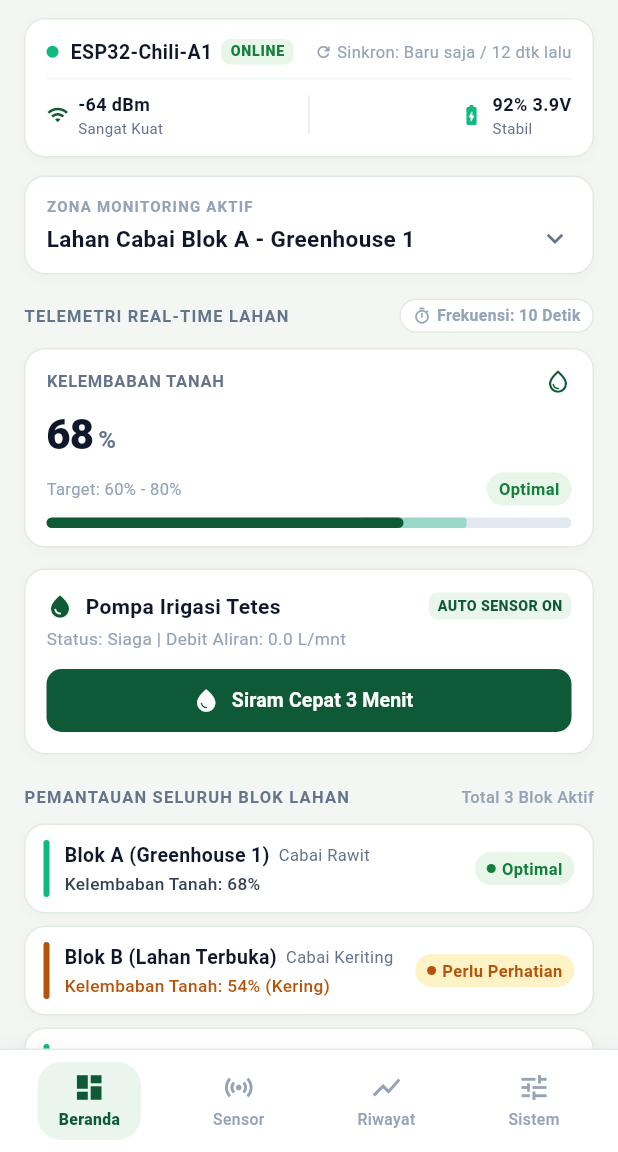
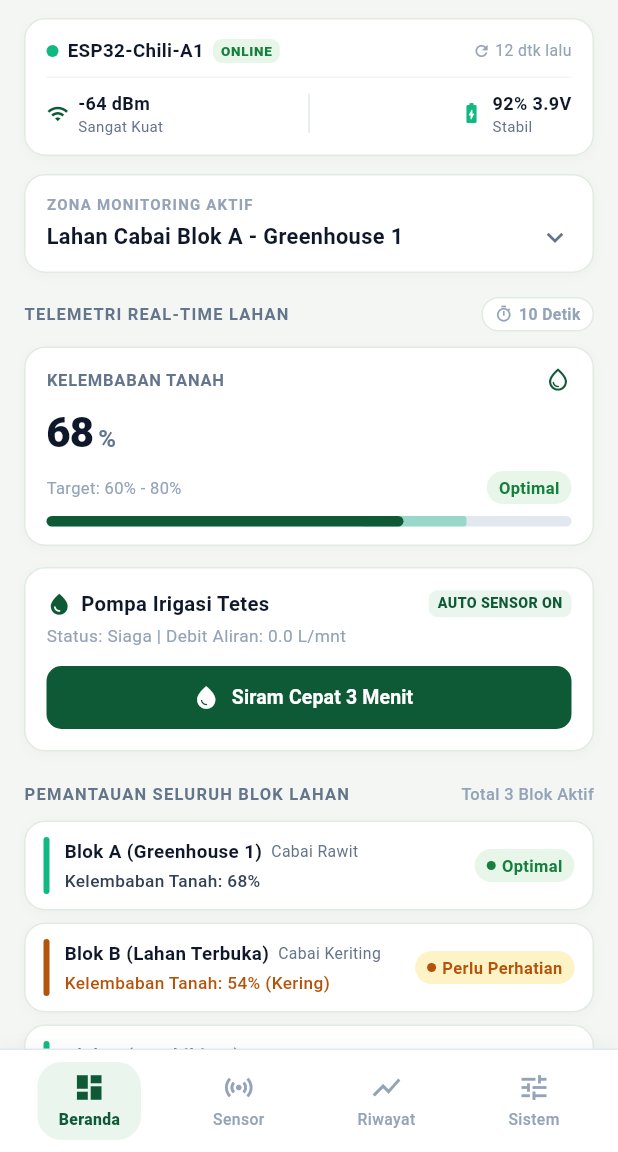
Before and after one commit to Radisty32/agrichili, a Flutter app: the screen it shows after launch, on a phone screen of 412 x 824 dp, the part 84-1236 px from its top. Run offline on Flutter 3.47's test engine with Material 3 defaults, Android fonts, the phone set to English and light mode, and no system bars.

Commit message:
feat: add BerandaScreen widget for agricultural telemetry and monitoring

```diff
--- a/lib/screens/beranda_screen.dart
+++ b/lib/screens/beranda_screen.dart
@@ -68,13 +68,16 @@ class _BerandaScreenState extends State<BerandaScreen> {
               ),
             ),
             const SizedBox(width: 8),
-            const Text(
+            const Flexible(
+              child: Text(
                 'AgriChili Monitor',
+                overflow: TextOverflow.ellipsis,
                 style: TextStyle(
                   fontSize: 18,
                   fontWeight: FontWeight.w800,
                   color: AppTheme.primaryDark,
                   letterSpacing: -0.3,
+                ),
               ),
             ),
           ],
@@ -122,10 +125,11 @@ class _BerandaScreenState extends State<BerandaScreen> {
 
             // 3. Section: Telemetri Real-Time Lahan
             Row(
-              mainAxisAlignment: MainAxisAlignment.spaceBetween,
               children: [
-                const Text(
+                const Expanded(
+                  child: Text(
                     'TELEMETRI REAL-TIME LAHAN',
+                    overflow: TextOverflow.ellipsis,
                     style: TextStyle(
                       fontSize: 11,
                       fontWeight: FontWeight.w700,
@@ -133,6 +137,8 @@ class _BerandaScreenState extends State<BerandaScreen> {
                       letterSpacing: 0.8,
                     ),
                   ),
+                ),
+                const SizedBox(width: 8),
                 Container(
                   padding: const EdgeInsets.symmetric(horizontal: 8, vertical: 3),
                   decoration: BoxDecoration(
@@ -141,11 +147,12 @@ class _BerandaScreenState extends State<BerandaScreen> {
                     border: Border.all(color: AppTheme.cardBorder),
                   ),
                   child: const Row(
+                    mainAxisSize: MainAxisSize.min,
                     children: [
                       Icon(Icons.timer_outlined, size: 12, color: AppTheme.textMuted),
                       SizedBox(width: 4),
                       Text(
-                        'Frekuensi: 10 Detik',
+                        '10 Detik',
                         style: TextStyle(
                           fontSize: 10.5,
                           fontWeight: FontWeight.w600,
@@ -247,7 +254,9 @@ class _BerandaScreenState extends State<BerandaScreen> {
           Row(
             mainAxisAlignment: MainAxisAlignment.spaceBetween,
             children: [
-              Row(
+              Flexible(
+                child: Row(
+                  mainAxisSize: MainAxisSize.min,
                   children: [
                     Container(
                       width: 8,
@@ -257,18 +266,21 @@ class _BerandaScreenState extends State<BerandaScreen> {
                         shape: BoxShape.circle,
                       ),
                     ),
-                  const SizedBox(width: 8),
-                  const Text(
+                    const SizedBox(width: 6),
+                    const Flexible(
+                      child: Text(
                         'ESP32-Chili-A1',
+                        overflow: TextOverflow.ellipsis,
                         style: TextStyle(
-                      fontSize: 13,
+                          fontSize: 12.5,
                           fontWeight: FontWeight.w700,
                           color: AppTheme.textDark,
                         ),
                       ),
+                    ),
                     const SizedBox(width: 6),
                     Container(
-                    padding: const EdgeInsets.symmetric(horizontal: 6, vertical: 1.5),
+                      padding: const EdgeInsets.symmetric(horizontal: 5, vertical: 1.5),
                       decoration: BoxDecoration(
                         color: AppTheme.statusOptimalBg,
                         borderRadius: BorderRadius.circular(6),
@@ -276,7 +288,7 @@ class _BerandaScreenState extends State<BerandaScreen> {
                       child: const Text(
                         'ONLINE',
                         style: TextStyle(
-                        fontSize: 9.5,
+                          fontSize: 9,
                           fontWeight: FontWeight.w800,
                           color: AppTheme.statusOptimalText,
                           letterSpacing: 0.5,
@@ -285,14 +297,17 @@ class _BerandaScreenState extends State<BerandaScreen> {
                     ),
                   ],
                 ),
+              ),
+              const SizedBox(width: 6),
               const Row(
+                mainAxisSize: MainAxisSize.min,
                 children: [
                   Icon(Icons.refresh, size: 12, color: AppTheme.textMuted),
                   SizedBox(width: 3),
                   Text(
-                    'Sinkron: Baru saja / 12 dtk lalu',
+                    '12 dtk lalu',
                     style: TextStyle(
-                      fontSize: 11,
+                      fontSize: 10.5,
                       color: AppTheme.textMuted,
                     ),
                   ),
@@ -373,16 +388,20 @@ class _BerandaScreenState extends State<BerandaScreen> {
           ),
           const SizedBox(height: 4),
           Row(
-            mainAxisAlignment: MainAxisAlignment.spaceBetween,
-            children: [
-              const Text(
+            children: const [
+              Expanded(
+                child: Text(
                   'Lahan Cabai Blok A - Greenhouse 1',
+                  overflow: TextOverflow.ellipsis,
+                  maxLines: 1,
                   style: TextStyle(
-                  fontSize: 15,
+                    fontSize: 14.5,
                     fontWeight: FontWeight.w700,
                     color: AppTheme.textDark,
                   ),
                 ),
+              ),
+              SizedBox(width: 4),
               Icon(
                 Icons.keyboard_arrow_down,
                 color: AppTheme.textSecondary,
@@ -487,22 +506,27 @@ class _BerandaScreenState extends State<BerandaScreen> {
         crossAxisAlignment: CrossAxisAlignment.start,
         children: [
           Row(
-            mainAxisAlignment: MainAxisAlignment.spaceBetween,
             children: [
-              const Row(
-                children: [
-                  Icon(Icons.water_drop, size: 18, color: AppTheme.primaryGreen),
-                  SizedBox(width: 8),
-                  Text(
+              Expanded(
+                child: Row(
+                  children: const [
+                    Icon(Icons.water_drop, size: 17, color: AppTheme.primaryGreen),
+                    SizedBox(width: 6),
+                    Expanded(
+                      child: Text(
                         'Pompa Irigasi Tetes',
+                        overflow: TextOverflow.ellipsis,
                         style: TextStyle(
-                      fontSize: 14,
+                          fontSize: 13.5,
                           fontWeight: FontWeight.w700,
                           color: AppTheme.textDark,
                         ),
                       ),
+                    ),
                   ],
                 ),
+              ),
+              const SizedBox(width: 6),
               Container(
                 padding: const EdgeInsets.symmetric(horizontal: 6, vertical: 2),
                 decoration: BoxDecoration(
@@ -592,19 +616,22 @@ class _BerandaScreenState extends State<BerandaScreen> {
               children: [
                 Row(
                   children: [
-                    Text(
+                    Flexible(
+                      child: Text(
                         title,
+                        overflow: TextOverflow.ellipsis,
                         style: const TextStyle(
-                        fontSize: 13,
+                          fontSize: 12.5,
                           fontWeight: FontWeight.w700,
                           color: AppTheme.textDark,
+                        ),
                       ),
                     ),
                     const SizedBox(width: 6),
                     Text(
                       subtitle,
                       style: const TextStyle(
-                        fontSize: 11,
+                        fontSize: 10.5,
                         color: AppTheme.textSecondary,
                       ),
                     ),
```
Lines whose indentation alone changed are shown as unchanged.
